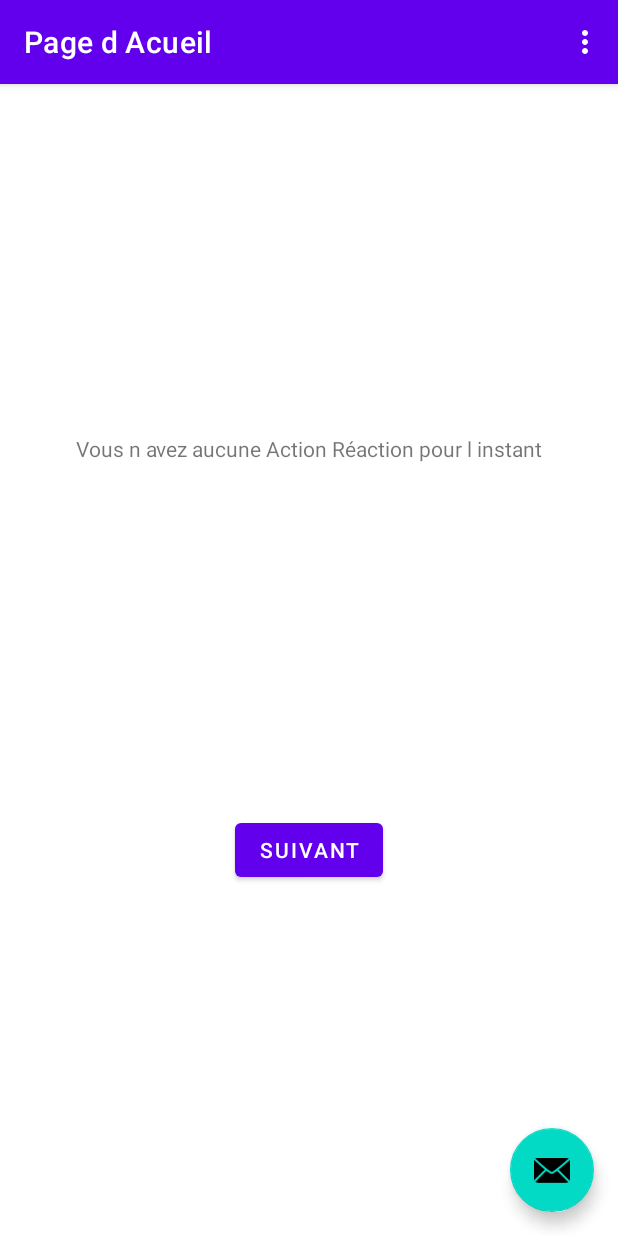
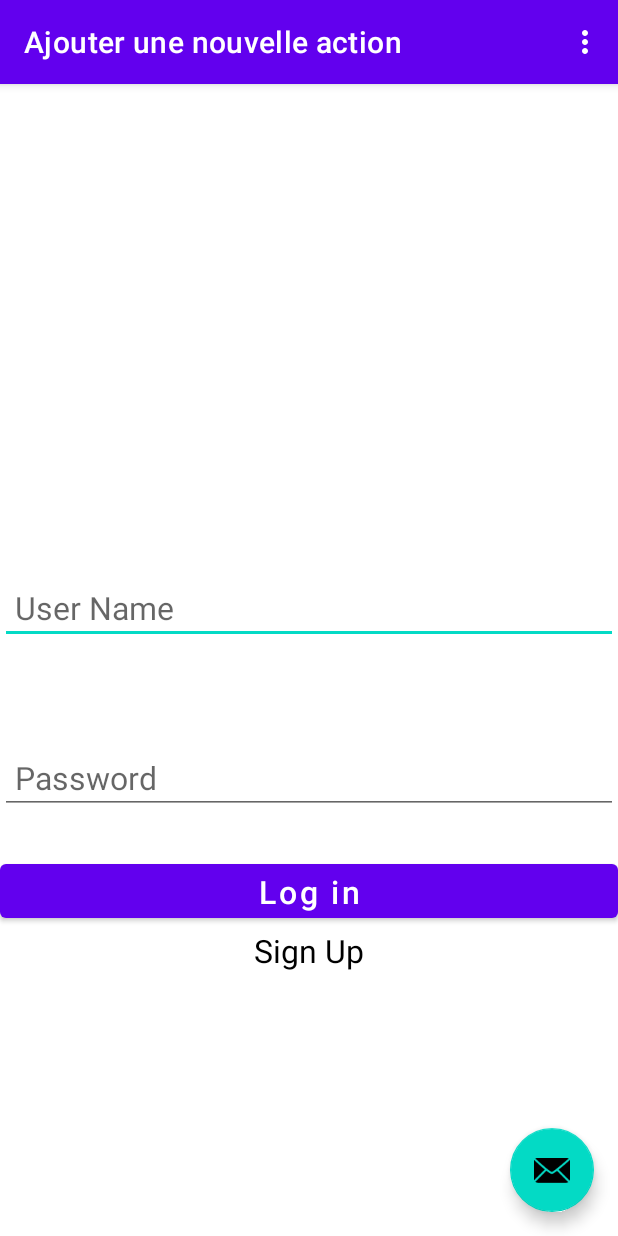
Before and after one commit to EvanMevel/Area, an Android app: the screen it shows after launch (MainActivity), on a phone screen of 412 x 824 dp. Run offline under Robolectric (Android 15) with nearby library versions, the phone set to English and light mode, and no system bars; our stand-ins replace Volley, navigation-ui.

Commit message:
FEAT : login area with error handling

```diff
--- /dev/null
+++ b/MyArea/app/src/main/java/com/example/myarea/LoginFragment.kt
@@ -0,0 +1,62 @@
+package com.example.myarea
+
+import android.os.Bundle
+import android.util.Log
+import android.view.LayoutInflater
+import android.view.View
+import android.view.ViewGroup
+import android.widget.AdapterView
+import androidx.fragment.app.Fragment
+import androidx.navigation.fragment.findNavController
+import com.android.volley.Request
+import com.android.volley.toolbox.JsonObjectRequest
+import com.android.volley.toolbox.Volley
+import com.example.myarea.databinding.FragmentLoginBinding
+import org.json.JSONObject
+
+class LoginFragment : Fragment(){
+    private var _binding: FragmentLoginBinding? = null
+
+    // This property is only valid between onCreateView and
+    // onDestroyView.
+    private val binding get() = _binding!!
+
+
+    override fun onCreateView(
+        inflater: LayoutInflater, container: ViewGroup?,
+        savedInstanceState: Bundle?
+    ): View? {
+
+        _binding = FragmentLoginBinding.inflate(inflater, container, false)
+        return binding.root
+
+    }
+
+    override fun onViewCreated(view: View, savedInstanceState: Bundle?) {
+        super.onViewCreated(view, savedInstanceState)
+        binding.login.setOnClickListener {
+            var username = binding.username.text.toString();
+            var password = binding.password.text.toString();
+            val queue = Volley.newRequestQueue(MainActivity.instance)
+            val url = "http://10.0.2.2:8080/auth/login"
+            var json = JSONObject();
+            json.put("name", username);
+            json.put("password", password);
+            val jsonPostRequest = JsonObjectRequest(
+                Request.Method.POST, url, json,
+                { response ->
+                    MainActivity.token = response["token"].toString();
+                    println("POST Request : ${response}")
+                    findNavController().navigate(R.id.action_loginFragment_to_FirstFragment)
+                },
+                { println( "That didn't work!" )})
+            queue.add(jsonPostRequest)
+
+        }
+    }
+
+    override fun onDestroyView() {
+        super.onDestroyView()
+        _binding = null
+    }
+}
--- a/MyArea/app/src/main/java/com/example/myarea/MainActivity.kt
+++ b/MyArea/app/src/main/java/com/example/myarea/MainActivity.kt
@@ -15,6 +15,7 @@ class MainActivity : AppCompatActivity() {
 
     companion object {
         lateinit var instance: MainActivity
+        lateinit var token: String
     }
     private lateinit var appBarConfiguration: AppBarConfiguration
     private lateinit var binding: ActivityMainBinding
--- a/MyArea/app/src/main/java/com/example/myarea/SecondFragment.kt
+++ b/MyArea/app/src/main/java/com/example/myarea/SecondFragment.kt
@@ -63,14 +63,23 @@ class SecondFragment : Fragment(), AdapterView.OnItemSelectedListener {
         var json = JSONObject();
         json.put("actionId", idAction);
         json.put("reactionId", idReaction);
-        json.put("userId", 1);
-        val jsonPostRequest = JsonObjectRequest(
+        val jsonPostRequest = object: JsonObjectRequest(
             Request.Method.POST, url, json,
             { response ->
                 //
                 println("POST Request : ${response}")
             },
-            { println( "That didn't work!" )})
+            { error ->
+                var body: String = String(error.networkResponse.data);
+                println(body)
+            })
+        {
+            override fun getHeaders(): MutableMap<String, String> {
+                val headers = HashMap<String, String>()
+                headers["Authorization"] = "Bearer " + MainActivity.token;
+                return headers
+            }
+        }
         queue.add(jsonPostRequest)
     }
 
--- /dev/null
+++ b/MyArea/app/src/main/res/layout/fragment_login.xml
@@ -0,0 +1,87 @@
+<?xml version="1.0" encoding="utf-8"?>
+<androidx.constraintlayout.widget.ConstraintLayout xmlns:android="http://schemas.android.com/apk/res/android"
+    xmlns:app="http://schemas.android.com/apk/res-auto"
+    xmlns:tools="http://schemas.android.com/tools"
+    android:layout_width="match_parent"
+    android:layout_height="match_parent"
+    tools:context=".LoginFragment">
+
+
+        <ImageView
+            android:id="@+id/imageView"
+            android:layout_width="150dp"
+            android:layout_height="150dp"
+            android:layout_gravity="center"
+            android:scaleType="fitCenter"
+            app:layout_constraintBottom_toBottomOf="parent"
+            app:layout_constraintEnd_toEndOf="parent"
+            app:layout_constraintHorizontal_bias="0.498"
+            app:layout_constraintStart_toStartOf="parent"
+            app:layout_constraintTop_toTopOf="parent"
+            app:layout_constraintVertical_bias="0.165" />
+
+        <EditText
+            android:id="@+id/username"
+            android:layout_width="match_parent"
+            android:layout_height="48dp"
+            android:drawablePadding="10dp"
+            android:ems="10"
+            android:hint="User Name"
+            android:inputType="textPersonName"
+            android:padding="10dp"
+            android:textColor="@color/black"
+            android:textSize="21sp"
+            app:layout_constraintBottom_toBottomOf="parent"
+            app:layout_constraintStart_toStartOf="parent"
+            app:layout_constraintTop_toTopOf="parent"
+            app:layout_constraintVertical_bias="0.452" />
+
+        <EditText
+            android:id="@+id/password"
+            android:layout_width="match_parent"
+            android:layout_height="48dp"
+            android:drawablePadding="10dp"
+            android:ems="10"
+            android:hint="Password"
+            android:inputType="textPassword"
+            android:padding="10dp"
+            android:textColor="@color/black"
+            android:textSize="21sp"
+            app:layout_constraintBottom_toBottomOf="parent"
+            app:layout_constraintEnd_toEndOf="parent"
+            app:layout_constraintHorizontal_bias="0.0"
+            app:layout_constraintStart_toStartOf="parent"
+            app:layout_constraintTop_toTopOf="parent"
+            app:layout_constraintVertical_bias="0.609" />
+
+        <Button
+            android:id="@+id/login"
+            android:layout_width="match_parent"
+            android:layout_height="48dp"
+            android:text="Log in"
+            android:textAllCaps="false"
+            android:textColor="@color/white"
+            android:textSize="21sp"
+            app:layout_constraintBottom_toBottomOf="parent"
+            app:layout_constraintEnd_toEndOf="parent"
+            app:layout_constraintHorizontal_bias="0.0"
+            app:layout_constraintStart_toStartOf="parent"
+            app:layout_constraintTop_toTopOf="parent"
+            app:layout_constraintVertical_bias="0.714" />
+
+        <TextView
+            android:id="@+id/textView3"
+            android:layout_width="match_parent"
+            android:layout_height="wrap_content"
+            android:gravity="center"
+            android:text="Sign Up"
+            android:textColor="@color/black"
+            android:textSize="21sp"
+            app:layout_constraintBottom_toBottomOf="parent"
+            app:layout_constraintEnd_toEndOf="parent"
+            app:layout_constraintHorizontal_bias="1.0"
+            app:layout_constraintStart_toStartOf="parent"
+            app:layout_constraintTop_toTopOf="parent"
+            app:layout_constraintVertical_bias="0.762" />
+
+</androidx.constraintlayout.widget.ConstraintLayout>
--- a/MyArea/app/src/main/res/navigation/nav_graph.xml
+++ b/MyArea/app/src/main/res/navigation/nav_graph.xml
@@ -3,8 +3,18 @@
     xmlns:app="http://schemas.android.com/apk/res-auto"
     xmlns:tools="http://schemas.android.com/tools"
     android:id="@+id/nav_graph"
-    app:startDestination="@id/FirstFragment">
+    app:startDestination="@id/LoginFragment">
 
+    <fragment
+        android:id="@+id/LoginFragment"
+        android:name="com.example.myarea.LoginFragment"
+        android:label="@string/second_fragment_label"
+        tools:layout="@layout/fragment_login">
+
+        <action
+            android:id="@+id/action_loginFragment_to_FirstFragment"
+            app:destination="@id/FirstFragment" />
+    </fragment>
     <fragment
         android:id="@+id/FirstFragment"
         android:name="com.example.myarea.FirstFragment"
--- a/MyArea/app/src/main/res/values/themes.xml
+++ b/MyArea/app/src/main/res/values/themes.xml
@@ -1,17 +1,13 @@
 <resources xmlns:tools="http://schemas.android.com/tools">
     <!-- Base application theme. -->
     <style name="Theme.MyArea" parent="Theme.MaterialComponents.DayNight.DarkActionBar">
-        <!-- Primary brand color. -->
         <item name="colorPrimary">@color/purple_500</item>
         <item name="colorPrimaryVariant">@color/purple_700</item>
         <item name="colorOnPrimary">@color/white</item>
-        <!-- Secondary brand color. -->
         <item name="colorSecondary">@color/teal_200</item>
         <item name="colorSecondaryVariant">@color/teal_700</item>
         <item name="colorOnSecondary">@color/black</item>
-        <!-- Status bar color. -->
         <item name="android:statusBarColor">?attr/colorPrimaryVariant</item>
-        <!-- Customize your theme here. -->
     </style>
 
     <style name="Theme.MyArea.NoActionBar">
```
